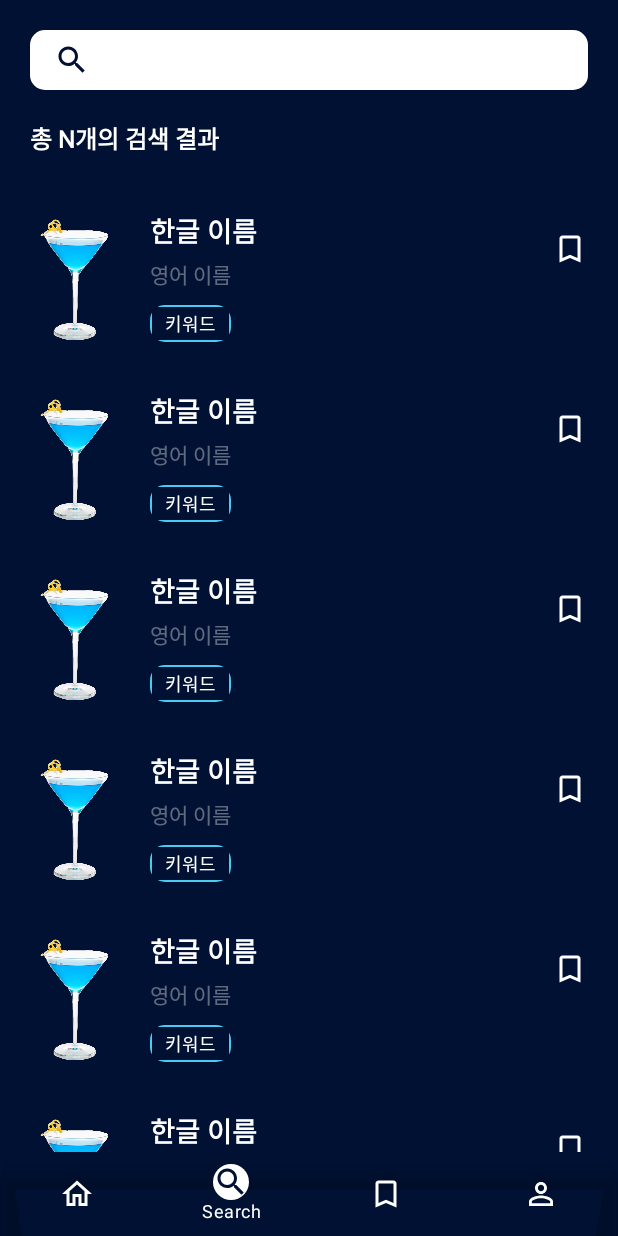
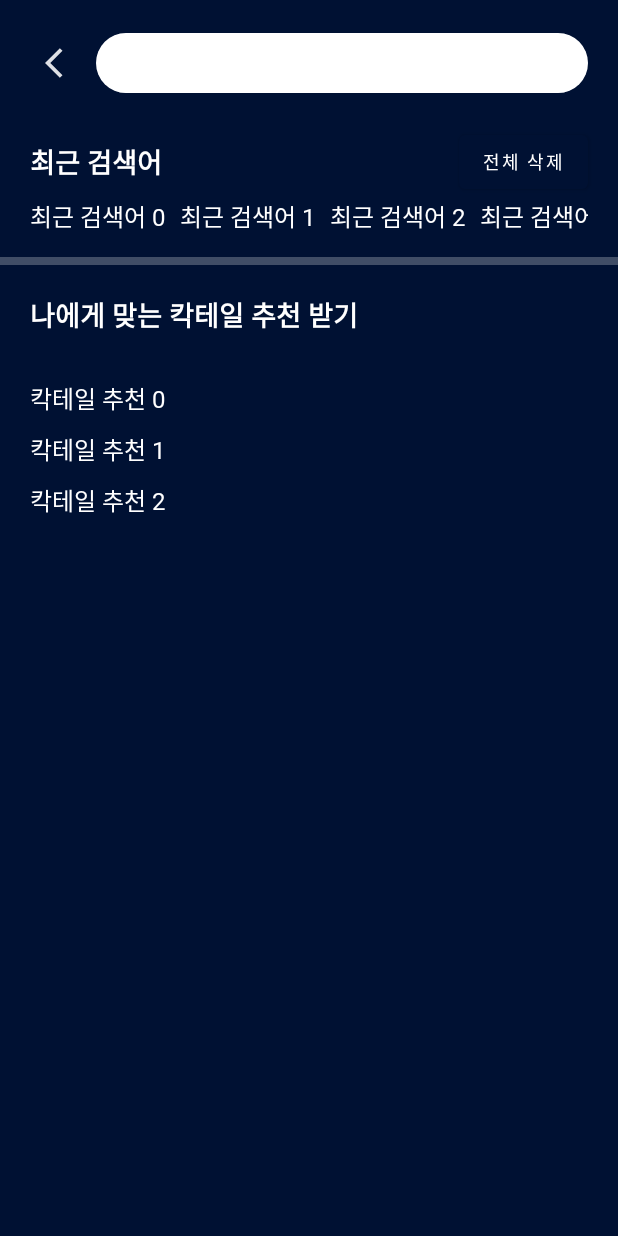
Before and after one commit to dlgocks1/Cocktaildakk-AOS, an Android app built with Jetpack Compose: the SearchScreen screen opened through its navigation route, on a phone screen of 412 x 824 dp. Run offline under Robolectric (Android 15) with nearby library versions, the phone set to English and light mode, and no system bars; our stand-ins replace accompanist.

Commit message:
feat : SearchScreen

```diff
--- a/app/src/main/java/com/compose/cocktaildakk_compose/MainActivity.kt
+++ b/app/src/main/java/com/compose/cocktaildakk_compose/MainActivity.kt
@@ -33,6 +33,7 @@ import com.compose.cocktaildakk_compose.ui.Bookmark.BookmarkScreen
 import com.compose.cocktaildakk_compose.ui.Home.HomeScreen
 import com.compose.cocktaildakk_compose.ui.Mypage.MypageScreen
 import com.compose.cocktaildakk_compose.ui.Screen
+import com.compose.cocktaildakk_compose.ui.Search.SearchScreen
 import com.compose.cocktaildakk_compose.ui.SearchResult.SearchResultScreen
 import com.compose.cocktaildakk_compose.ui.theme.CocktailDakk_composeTheme
 import com.compose.cocktaildakk_compose.ui.theme.Color_Default_Backgounrd
@@ -42,7 +43,7 @@ class MainActivity : ComponentActivity() {
     super.onCreate(savedInstanceState)
     setContent {
       CocktailDakk_composeTheme {
-        Surface(modifier = Modifier.fillMaxSize(), color = MaterialTheme.colors.background) {
+        Surface(modifier = Modifier.fillMaxSize()) {
           RootIndex()
         }
       }
@@ -56,14 +57,14 @@ private fun RootIndex() {
   val navController = rememberNavController()
   val navBackStackEntry by navController.currentBackStackEntryAsState()
   when (navBackStackEntry?.destination?.route) {
-    "home", "calendar", "shopping" -> {
+    "home", "searchresult", "bookmark", "mypage" -> {
       bottomBarState.value = true
     }
-    "setting_gender", "setting_exercise", "setting_diet_direction" -> {
+    "search" -> {
       bottomBarState.value = false
     }
   }
-  Surface(modifier = Modifier.fillMaxSize(), color = MaterialTheme.colors.background) {
+  Surface(modifier = Modifier.fillMaxSize(), color = Color.Transparent) {
     RootNavhost(navController, bottomBarState)
   }
 }
@@ -72,24 +73,29 @@ private fun RootIndex() {
 private fun RootNavhost(navController: NavHostController, bottomBarState: MutableState<Boolean>) {
   val bottomNavItems = listOf(
     Screen.Home,
-    Screen.Search,
+    Screen.SearchResult,
     Screen.Bookmark,
     Screen.Mypage,
   )
   Scaffold(
     bottomBar = { ButtomBar(navController, bottomNavItems, bottomBarState) }
   ) { innerPadding ->
-
 //    val calendarViewModel: CalendarViewModel = hiltViewModel()
-
     NavHost(
       navController,
       startDestination = "MainGraph",
-      Modifier.padding(innerPadding)
+      Modifier
+        .padding(innerPadding)
+        .background(color = Color.Transparent)
     ) {
       mainGraph(
         navController = navController
       )
+      composable("search") {
+        SearchScreen(
+          navController = navController
+        )
+      }
     }
   }
 }
@@ -104,13 +110,12 @@ private fun ButtomBar(
     visible = bottomBarState.value,
     enter = slideInVertically(initialOffsetY = { it }),
     exit = slideOutVertically(targetOffsetY = { it }),
+    modifier = Modifier.background(color = Color_Default_Backgounrd)
   ) {
     BottomNavigation(
       modifier = Modifier
-        .background(color = Color_Default_Backgounrd)
-        .clip(RoundedCornerShape(topStart = 20.dp, topEnd = 20.dp))
-        .background(Color_Default_Backgounrd),
-      backgroundColor = Color.Transparent,
+        .clip(RoundedCornerShape(topStart = 20.dp, topEnd = 20.dp)),
+      backgroundColor = Color_Default_Backgounrd,
     ) {
       val navBackStackEntry by navController.currentBackStackEntryAsState()
       val currentDestination = navBackStackEntry?.destination
@@ -159,10 +164,8 @@ fun NavGraphBuilder.mainGraph(
   navController: NavController
 ) {
   navigation(startDestination = Screen.Home.route, route = "MainGraph") {
-    composable(Screen.Home.route) {
-      HomeScreen()
-    }
-    composable(Screen.Search.route) { SearchResultScreen() }
+    composable(Screen.Home.route) { HomeScreen(navController) }
+    composable(Screen.SearchResult.route) { SearchResultScreen(navController) }
     composable(Screen.Bookmark.route) { BookmarkScreen() }
     composable(Screen.Mypage.route) { MypageScreen() }
   }
--- a/app/src/main/java/com/compose/cocktaildakk_compose/ui/Home/HomeScreen.kt
+++ b/app/src/main/java/com/compose/cocktaildakk_compose/ui/Home/HomeScreen.kt
@@ -3,31 +3,24 @@
 package com.compose.cocktaildakk_compose.ui.Home
 
 import androidx.compose.foundation.*
-import androidx.compose.foundation.interaction.MutableInteractionSource
 import androidx.compose.foundation.layout.*
-import androidx.compose.foundation.lazy.LazyRow
-import androidx.compose.foundation.lazy.items
 import androidx.compose.foundation.shape.RoundedCornerShape
 import androidx.compose.material.*
 import androidx.compose.material.ripple.LocalRippleTheme
-import androidx.compose.material.ripple.RippleAlpha
-import androidx.compose.material.ripple.RippleTheme
-import androidx.compose.material.ripple.rememberRipple
 import androidx.compose.runtime.Composable
 import androidx.compose.runtime.CompositionLocalProvider
-import androidx.compose.runtime.remember
 import androidx.compose.runtime.rememberCoroutineScope
 import androidx.compose.ui.Alignment
 import androidx.compose.ui.Modifier
-import androidx.compose.ui.draw.clip
 import androidx.compose.ui.graphics.Color
-import androidx.compose.ui.graphics.graphicsLayer
 import androidx.compose.ui.layout.ContentScale
 import androidx.compose.ui.res.painterResource
 import androidx.compose.ui.text.font.FontWeight
 import androidx.compose.ui.tooling.preview.Preview
 import androidx.compose.ui.unit.dp
 import androidx.compose.ui.unit.sp
+import androidx.navigation.NavController
+import androidx.navigation.compose.rememberNavController
 import com.compose.cocktaildakk_compose.R
 import com.compose.cocktaildakk_compose.ui.components.SearchButton
 import com.compose.cocktaildakk_compose.ui.theme.Color_Cyan
@@ -35,10 +28,9 @@ import com.compose.cocktaildakk_compose.ui.theme.Color_Default_Backgounrd
 import com.compose.cocktaildakk_compose.ui.utils.NoRippleTheme
 import com.google.accompanist.pager.*
 import kotlinx.coroutines.launch
-import kotlin.math.absoluteValue
 
 @Composable
-fun HomeScreen() {
+fun HomeScreen(navController: NavController) {
   val scope = rememberCoroutineScope()
   val pagerState = rememberPagerState()
   val pages = listOf(
@@ -50,7 +42,9 @@ fun HomeScreen() {
       .fillMaxSize()
       .background(color = Color_Default_Backgounrd)
   ) {
-    SearchButton()
+    SearchButton {
+      navController.navigate("search")
+    }
     TabRow(
       selectedTabIndex = pagerState.currentPage,
       indicator = { tabPositions ->
@@ -216,5 +210,6 @@ fun KeywordListTable() {
 @Preview
 @Composable
 fun HomePreview() {
-  HomeScreen()
+  val navController = rememberNavController()
+  HomeScreen(navController)
 }
--- a/app/src/main/java/com/compose/cocktaildakk_compose/ui/Screen.kt
+++ b/app/src/main/java/com/compose/cocktaildakk_compose/ui/Screen.kt
@@ -18,9 +18,9 @@ sealed class Screen(
       R.drawable.ic_baseline_home_24
     )
 
-  object Search :
+  object SearchResult :
     Screen(
-      "search",
+      "searchresult",
       R.string.search_screen,
       R.drawable.ic_baseline_search_24,
       R.drawable.ic_baseline_search_24
--- /dev/null
+++ b/app/src/main/java/com/compose/cocktaildakk_compose/ui/Search/SearchScreen.kt
@@ -0,0 +1,150 @@
+package com.compose.cocktaildakk_compose.ui.Search
+
+import androidx.compose.animation.AnimatedVisibility
+import androidx.compose.animation.slideInHorizontally
+import androidx.compose.animation.slideInVertically
+import androidx.compose.animation.slideOutVertically
+import androidx.compose.foundation.*
+import androidx.compose.foundation.layout.*
+import androidx.compose.foundation.shape.RoundedCornerShape
+import androidx.compose.material.*
+import androidx.compose.material.ripple.LocalRippleTheme
+import androidx.compose.runtime.*
+import androidx.compose.ui.Alignment
+import androidx.compose.ui.Modifier
+import androidx.compose.ui.draw.clip
+import androidx.compose.ui.focus.FocusRequester
+import androidx.compose.ui.focus.focusRequester
+import androidx.compose.ui.graphics.Color
+import androidx.compose.ui.platform.LocalFocusManager
+import androidx.compose.ui.res.painterResource
+import androidx.compose.ui.text.TextStyle
+import androidx.compose.ui.text.font.FontWeight
+import androidx.compose.ui.tooling.preview.Preview
+import androidx.compose.ui.unit.dp
+import androidx.compose.ui.unit.sp
+import androidx.navigation.NavHostController
+import androidx.navigation.compose.rememberNavController
+import com.compose.cocktaildakk_compose.R
+import com.compose.cocktaildakk_compose.ui.theme.Color_Default_Backgounrd
+import com.compose.cocktaildakk_compose.ui.utils.NoRippleTheme
+
+@Composable
+fun SearchScreen(navController: NavHostController) {
+
+  val focusRequest = remember {
+    FocusRequester()
+  }
+  val searchValue = remember {
+    mutableStateOf("")
+  }
+
+  LaunchedEffect(Unit) {
+    focusRequest.requestFocus()
+  }
+
+  Column(
+    modifier = Modifier
+      .fillMaxSize()
+      .background(color = Color_Default_Backgounrd),
+  ) {
+    Row(
+      modifier = Modifier.padding(20.dp),
+      verticalAlignment = Alignment.CenterVertically
+    ) {
+      CompositionLocalProvider(LocalRippleTheme provides NoRippleTheme) {
+        Icon(
+          painter = painterResource(id = R.drawable.ic_baseline_arrow_back_ios_24),
+          contentDescription = "Icon Back Arrow",
+          modifier = Modifier
+            .padding(10.dp)
+            .clickable {
+              navController.popBackStack()
+            },
+        )
+      }
+
+      TextField(
+        value = searchValue.value,
+        onValueChange = { searchValue.value = it },
+        modifier = Modifier
+          .fillMaxWidth()
+          .clip(RoundedCornerShape(20.dp))
+          .background(color = Color.White)
+          .height(40.dp)
+          .focusRequester(focusRequest),
+        shape = RoundedCornerShape(20.dp),
+        singleLine = true,
+        textStyle = TextStyle.Default.copy(fontSize = 16.sp),
+//        label = {
+//          Text(text = "검색어를 입력해주세요.", fontSize = 14.sp, color = Color.White)
+//        },
+        colors = TextFieldDefaults.textFieldColors(
+          cursorColor = Color.Black,
+          textColor = Color.Black,
+//          focusedIndicatorColor = Color.Transparent, //hide the indicator
+//          unfocusedIndicatorColor = Color.Transparent
+        )
+      )
+    }
+
+    RecentSearch()
+
+    Spacer(
+      modifier = Modifier
+        .height(5.dp)
+        .fillMaxWidth()
+        .background(color = Color(0x40ffffff))
+    )
+    Text(
+      text = "나에게 맞는 칵테일 추천 받기",
+      fontSize = 18.sp,
+      fontWeight = FontWeight.Bold,
+      color = Color.White,
+      modifier = Modifier.padding(20.dp)
+    )
+    Column(
+      modifier = Modifier.padding(20.dp, 10.dp),
+      verticalArrangement = Arrangement.spacedBy(10.dp)
+    ) {
+      for (i in 0..2) {
+        Text(text = "칵테일 추천 $i", fontSize = 16.sp, color = Color.White)
+      }
+    }
+  }
+}
+
+@Composable
+private fun RecentSearch() {
+  val scrollState = rememberScrollState()
+  Row(
+    modifier = Modifier
+      .fillMaxWidth()
+      .padding(20.dp, 0.dp),
+    horizontalArrangement = Arrangement.SpaceBetween,
+    verticalAlignment = Alignment.CenterVertically
+  ) {
+    Text(text = "최근 검색어", fontSize = 18.sp, fontWeight = FontWeight.Bold, color = Color.White)
+    Button(onClick = { /*TODO*/ }) {
+      Text(text = "전체 삭제", fontSize = 12.sp, color = Color.White)
+    }
+  }
+  Row(
+    modifier = Modifier
+      .padding(20.dp, 0.dp)
+      .horizontalScroll(state = scrollState),
+    horizontalArrangement = Arrangement.spacedBy(10.dp, Alignment.CenterHorizontally),
+    verticalAlignment = Alignment.CenterVertically,
+  ) {
+    for (i in 0..5) {
+      Text(text = "최근 검색어 $i", color = Color.White)
+    }
+  }
+  Spacer(modifier = Modifier.height(15.dp))
+}
+
+@Preview
+@Composable
+fun PreviewSearchView() {
+  SearchScreen(rememberNavController())
+}
--- a/app/src/main/java/com/compose/cocktaildakk_compose/ui/SearchResult/SearchResultScreen.kt
+++ b/app/src/main/java/com/compose/cocktaildakk_compose/ui/SearchResult/SearchResultScreen.kt
@@ -18,19 +18,23 @@ import androidx.compose.ui.text.font.FontWeight
 import androidx.compose.ui.tooling.preview.Preview
 import androidx.compose.ui.unit.dp
 import androidx.compose.ui.unit.sp
+import androidx.navigation.NavController
+import androidx.navigation.compose.rememberNavController
 import com.compose.cocktaildakk_compose.R
 import com.compose.cocktaildakk_compose.ui.components.SearchButton
 import com.compose.cocktaildakk_compose.ui.theme.Color_Cyan
 import com.compose.cocktaildakk_compose.ui.theme.Color_Default_Backgounrd
 
 @Composable
-fun SearchResultScreen() {
+fun SearchResultScreen(navController: NavController) {
   Column(
     modifier = Modifier
       .fillMaxSize()
       .background(color = Color_Default_Backgounrd)
   ) {
-    SearchButton()
+    SearchButton {
+      navController.navigate("search")
+    }
     Text(
       text = "총 N개의 검색 결과",
       fontSize = 16.sp,
@@ -109,5 +113,5 @@ fun SearchListItem() {
 @Preview
 @Composable
 fun PreviewSearch() {
-  SearchResultScreen()
+  SearchResultScreen(rememberNavController())
 }
--- a/app/src/main/java/com/compose/cocktaildakk_compose/ui/components/SearchButton.kt
+++ b/app/src/main/java/com/compose/cocktaildakk_compose/ui/components/SearchButton.kt
@@ -14,15 +14,15 @@ import com.compose.cocktaildakk_compose.R
 import com.compose.cocktaildakk_compose.ui.theme.Color_Default_Backgounrd
 
 @Composable
-fun SearchButton() {
+fun SearchButton(onclick: () -> Unit) {
   OutlinedButton(
     modifier = Modifier
       .fillMaxWidth()
       .padding(20.dp)
       .height(40.dp),
     colors = ButtonDefaults.buttonColors(Color.White),
-    onClick = { /*TODO*/ },
-    shape = RoundedCornerShape(10.dp)
+    onClick = { onclick() },
+    shape = RoundedCornerShape(20.dp)
   ) {
     Row(
       modifier = Modifier.fillMaxWidth(),
--- /dev/null
+++ b/app/src/main/res/drawable/ic_baseline_arrow_back_ios_24.xml
@@ -0,0 +1,5 @@
+<vector android:autoMirrored="true" android:height="24dp"
+    android:tint="#000000" android:viewportHeight="24"
+    android:viewportWidth="24" android:width="24dp" xmlns:android="http://schemas.android.com/apk/res/android">
+    <path android:fillColor="@android:color/white" android:pathData="M11.67,3.87L9.9,2.1 0,12l9.9,9.9 1.77,-1.77L3.54,12z"/>
+</vector>
```
Also changed, not shown: 1 other file.
